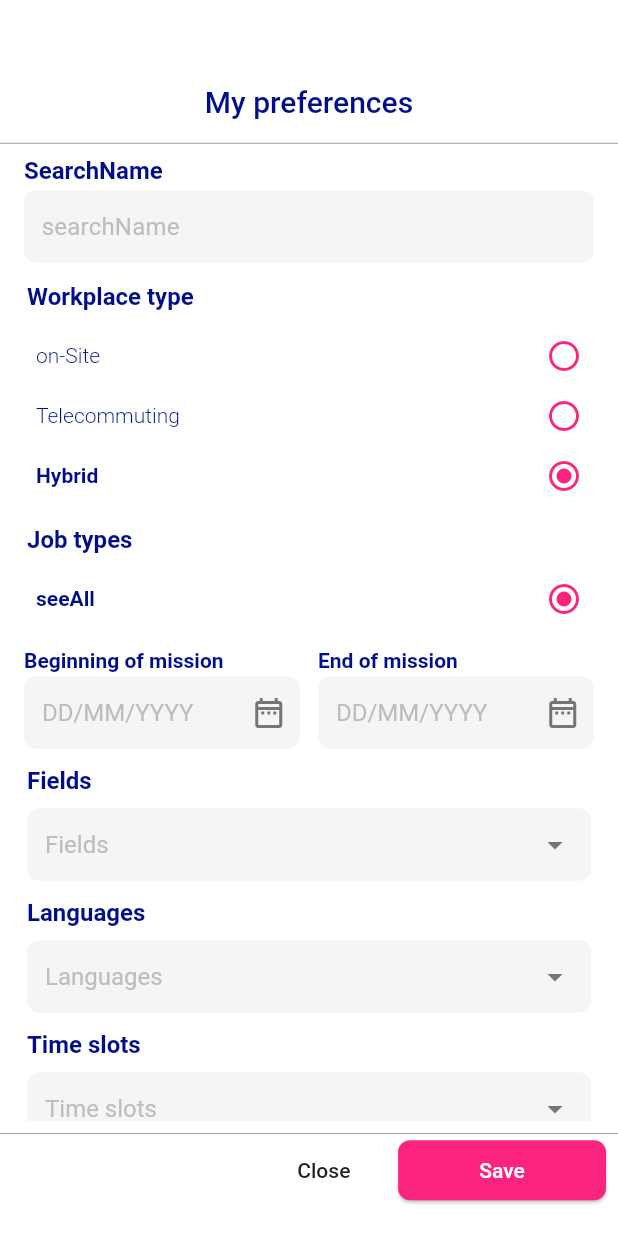
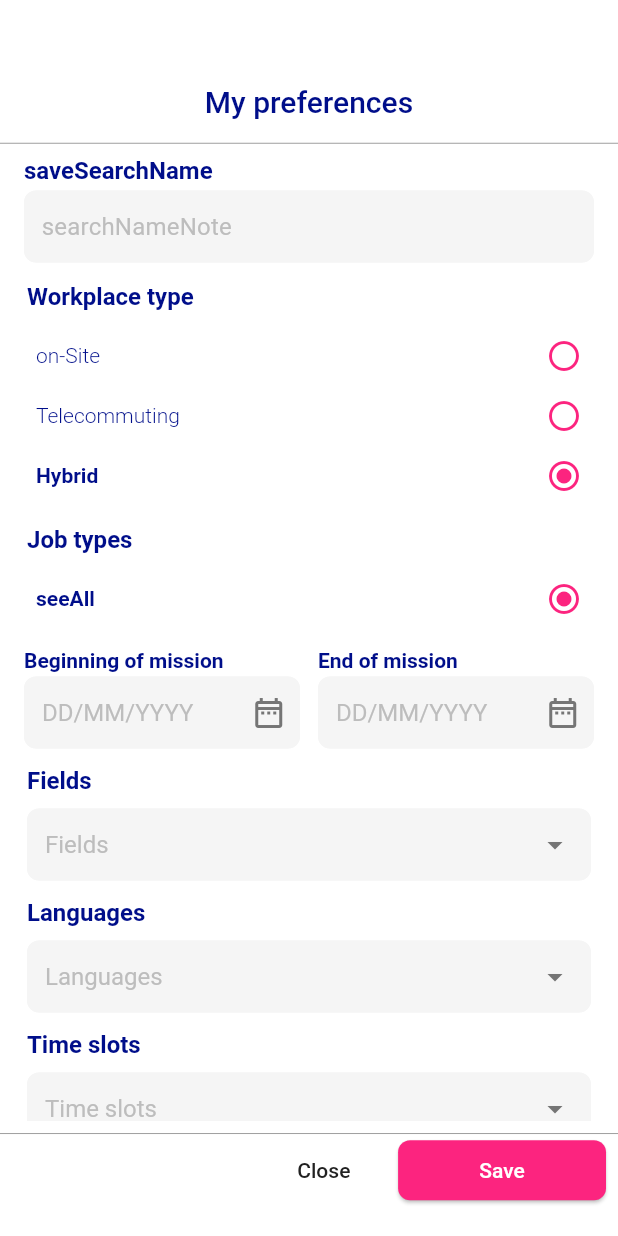
Before and after one commit to sothengski/flutter-pooulp, a Flutter app: the OfferFeedFilterSearch widget shown alone on an empty page, opened directly, on a phone screen of 412 x 824 dp. Run offline on Flutter 3.47's test engine with Material 2 defaults, Android fonts, the phone set to English and light mode, and no system bars; our stand-ins replace cached_network_image, connectivity_plus, firebase_core, firebase_dynamic_links, flutter_datetime_picker, flutter_spinkit and 10 more; missing offline and left inert: linkedin_login; accounts and stored records are empty; network calls fail; statements that could not run were skipped.

Commit message:
[update] translation key in search filter page

```diff
--- a/lib/modules/offer/components/offer_filter_search.dart
+++ b/lib/modules/offer/components/offer_filter_search.dart
@@ -86,10 +86,10 @@ class OfferFeedFilterSearch extends GetView<OfferFeedController> {
                       leftPadding: AppSize.s8,
                       rightPadding: AppSize.s8,
                       controller: controller.searchNameToBeSearchTextCtrl,
-                      inputTitle: 'SearchName'.tr, //'jobTitle'.tr,
+                      inputTitle: 'saveSearchName'.tr, //'jobTitle'.tr,
                       fontSizeTitle: AppSize.s16,
                       fontWeightTitle: FontWeight.w600,
-                      hintText: 'searchName'.tr, //'searchJobTitle'.tr,
+                      hintText: 'searchNameNote'.tr, //'searchJobTitle'.tr,
                       isFilled: true,
                       // validator: Validator().notEmptyValidator,
                     ),
```
